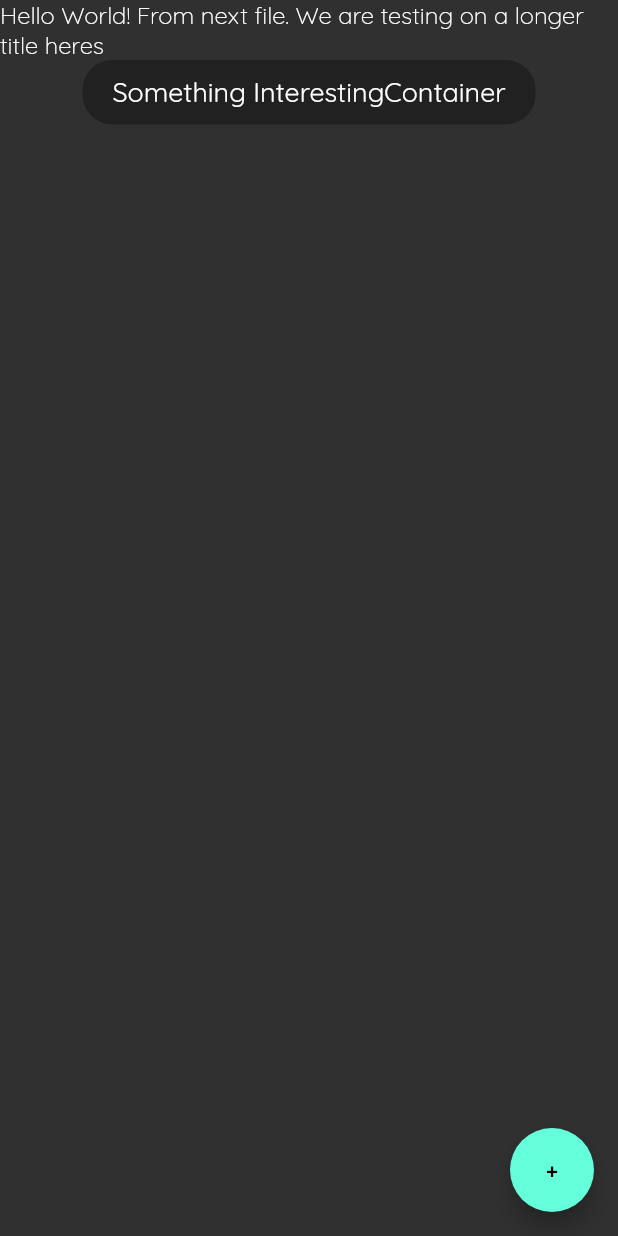
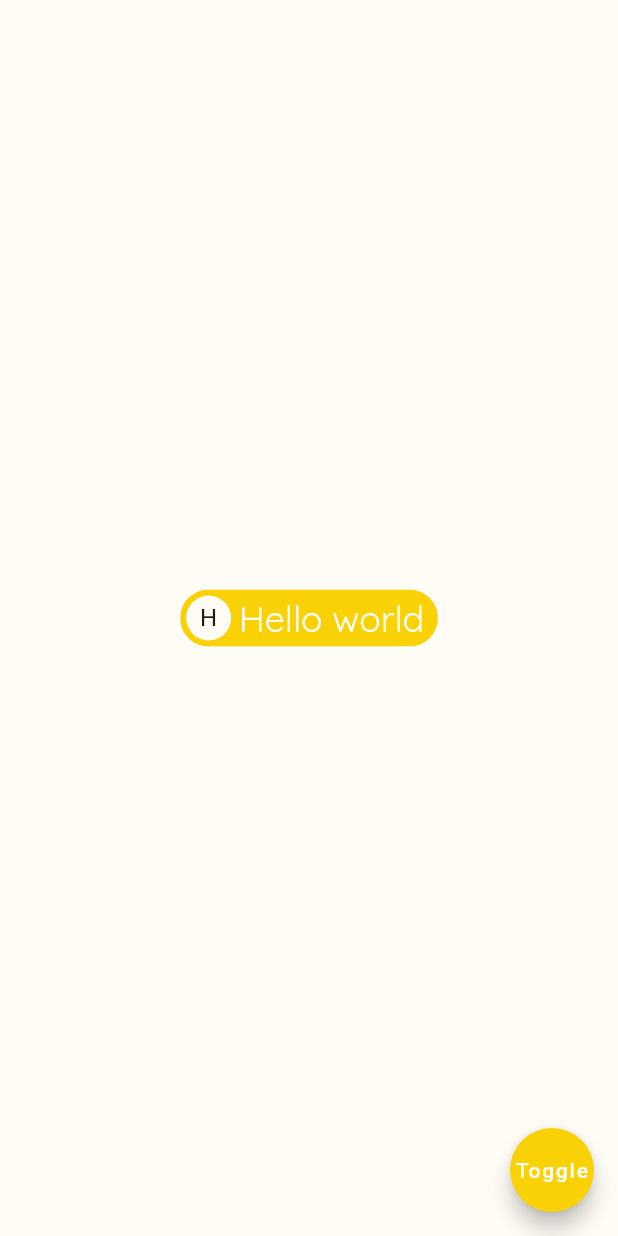
Before and after one commit to nepali-prabhat/Secret, a Flutter app: the screen it shows after launch, on a phone screen of 412 x 824 dp. Run offline on Flutter 3.47's test engine with Material 2 defaults, Android fonts, the phone set to English and light mode, and no system bars; our stand-ins replace dynamic_theme.

Commit message:
basic system for theme date configured

```diff
--- /dev/null
+++ b/lib/components/Text/text.dart
@@ -0,0 +1,17 @@
+import 'package:flutter/material.dart';
+
+class AppText extends Text {
+  AppText(String data, {TextStyle style}) : super(data, style: style);
+
+  AppText.body1(String data, BuildContext context)
+      : super(data, style: Theme.of(context).textTheme.body1);
+
+  AppText.body2(String data, BuildContext context)
+      : super(data, style: Theme.of(context).textTheme.body2);
+
+  AppText.title(String data, BuildContext context)
+      : super(data, style: Theme.of(context).textTheme.title);
+
+  AppText.subtitle(String data, BuildContext context)
+      : super(data, style: Theme.of(context).textTheme.subtitle);
+}
--- /dev/null
+++ b/lib/components/index.dart
@@ -0,0 +1 @@
+export './Text/text.dart';
--- a/lib/main.dart
+++ b/lib/main.dart
@@ -1,23 +1,20 @@
 import 'package:flutter/material.dart';
 import 'package:dynamic_theme/dynamic_theme.dart';
-import './utils/theme.dart' as CustomTheme;
+import './utils/theme.dart' as themeUtil;
 import './views/home.dart';
 
 void main() => runApp(MyApp());
 
 class MyApp extends StatelessWidget {
-
   @override
   Widget build(BuildContext context) {
     return DynamicTheme(
-      defaultBrightness: Brightness.dark,
-      data: (brightness) => CustomTheme.buildTheme(brightness),
-      themedWidgetBuilder: (context, theme) => MaterialApp(
-        debugShowCheckedModeBanner: false,
-        title: 'Flutter Demo',
-        theme: theme,
-        home: MyHomePage()
-      )
-    );
+        defaultBrightness: Brightness.light,
+        data: (brightness) => themeUtil.buildTheme(brightness),
+        themedWidgetBuilder: (context, theme) => MaterialApp(
+            debugShowCheckedModeBanner: false,
+            title: 'The Secret App',
+            theme: theme,
+            home: MyHomePage()));
   }
 }
--- a/lib/utils/theme.dart
+++ b/lib/utils/theme.dart
@@ -1,64 +1,81 @@
 import 'package:flutter/material.dart';
 import 'package:dynamic_theme/dynamic_theme.dart';
 
-class CustomStyles {
-  static void changeTheme(BuildContext context){
-    DynamicTheme.of(context).setBrightness(Theme.of(context).brightness == Brightness.dark? Brightness.light: Brightness.dark);
+void changeTheme(BuildContext context) {
+  DynamicTheme.of(context).setBrightness(
+      Theme.of(context).brightness == Brightness.dark
+          ? Brightness.light
+          : Brightness.dark);
 }
-  static TextStyle headingStyle = TextStyle(
-                  fontSize: 20,
-                  fontWeight: FontWeight.w700,
-                );
-  static TextStyle subtitle= TextStyle(
-                    fontSize: 16,
-                    fontWeight: FontWeight.w300,
-                  );
+
+class AppColor {
+  static const yellow = const Color.fromRGBO(249, 209, 4, 1);
+  static const yellow75 = const Color.fromRGBO(249, 209, 4, .75);
+  static const dark = const Color.fromRGBO(31, 28, 12, 1);
+  static const light = const Color.fromRGBO(254, 252, 245, 1);
 }
+
 ThemeData buildTheme(Brightness brightness) {
-    return brightness == Brightness.dark
-        ? ThemeData.dark().copyWith(
-            // primaryColor: Color.fromARGB(255, 255, 205, 1),
-            // accentColor: Color.fromARGB(255, 255, 205, 1),
+  if (brightness == Brightness.dark) {
+    return ThemeData.dark().copyWith(
+      primaryColor: AppColor.yellow,
+      primaryColorLight: AppColor.light,
+      primaryColorDark: AppColor.dark,
+      accentColor: AppColor.yellow,
+      scaffoldBackgroundColor: AppColor.dark,
+      backgroundColor: AppColor.dark,
       textTheme: TextTheme(
           title: TextStyle(
               fontFamily: 'quicksand',
-                  fontSize: 20,
+              fontSize: 26,
               fontWeight: FontWeight.w700,
-                  color: Colors.white
-                ),
+              color: AppColor.light),
           subtitle: TextStyle(
               fontFamily: 'quicksand',
-                  fontSize: 16,
+              fontSize: 20,
               fontWeight: FontWeight.w300,
-                  color: Colors.white
-                ),
+              color: AppColor.light),
           body1: TextStyle(
               fontFamily: 'quicksand',
-                  fontSize: 18,
-                  color: Colors.white
-                ),
-              ),
-            backgroundColor: Colors.black)
-        : ThemeData.light().copyWith(
-            primaryColor: Color.fromRGBO(255, 205, 1, 1),
+              fontSize: 24,
+              fontWeight: FontWeight.w400,
+              color: AppColor.light),
+          body2: TextStyle(
+              fontFamily: 'quicksand',
+              fontSize: 24,
+              fontWeight: FontWeight.w400,
+              color: AppColor.dark)),
+    );
+  } else {
+    return ThemeData.light().copyWith(
+      primaryColor: AppColor.yellow,
+      primaryColorLight: AppColor.dark,
+      primaryColorDark: AppColor.light,
+      accentColor: AppColor.yellow,
+      scaffoldBackgroundColor: AppColor.light,
+      backgroundColor: AppColor.light,
       textTheme: TextTheme(
         title: TextStyle(
             fontFamily: 'quicksand',
-                  fontSize: 20,
+            fontSize: 26,
             fontWeight: FontWeight.w700,
-                  color: Color.fromARGB(255, 28, 28, 28)
-                ),
+            color: AppColor.dark),
         subtitle: TextStyle(
             fontFamily: 'quicksand',
-                  fontSize: 16,
+            fontSize: 20,
             fontWeight: FontWeight.w300,
-                  color: Color.fromARGB(255, 28, 28, 28)
-                ),
+            color: AppColor.dark),
         body1: TextStyle(
             fontFamily: 'quicksand',
-                  fontSize: 18,
-                  color: Color.fromARGB(255, 28, 28, 28)
+            fontSize: 24,
+            fontWeight: FontWeight.w400,
+            color: AppColor.dark),
+        body2: TextStyle(
+            fontFamily: 'quicksand',
+            fontSize: 24,
+            fontWeight: FontWeight.w400,
+            color: AppColor.light),
       ),
-              ),
-            backgroundColor: Colors.white);
+    );
   }
+}
--- a/lib/views/home.dart
+++ b/lib/views/home.dart
@@ -1,32 +1,31 @@
 import 'package:flutter/material.dart';
-import '../utils/theme.dart' as customTheme;
+import '../utils/theme.dart' as util_theme;
+import '../components/index.dart';
 
 class MyHomePage extends StatelessWidget {
   const MyHomePage({Key key}) : super(key: key);
-
   @override
   Widget build(BuildContext context) {
     return Scaffold(
       body: SafeArea(
-            child: Column(
-                    children: [
-                      Text("Hello World! From next file. We are testing on a longer title heres", style: customTheme.CustomStyles.subtitle),
-                      Container(
-                        padding: EdgeInsets.symmetric(horizontal: 20, vertical:10),
-                        decoration: BoxDecoration(
-                          color: Theme.of(context).primaryColor,
-                          borderRadius: BorderRadius.all(Radius.circular(20))
-                          ),
-                        child: Text("Something InterestingContainer"),
-                      )
-                    ]
-            ),
-          ),
+          child: Container(
+        child: Center(
+            child: Chip(
+                avatar: CircleAvatar(
+                  child: AppText("H",
+                      style: TextStyle(
+                          color: Theme.of(context).primaryColorLight)),
+                ),
+                shadowColor: Theme.of(context).primaryColor,
+                backgroundColor: Theme.of(context).primaryColor,
+                labelStyle: Theme.of(context).textTheme.body2,
+                label: Text("Hello world"))),
+      )),
       floatingActionButton: FloatingActionButton(
-        onPressed: (){
-          customTheme.CustomStyles.changeTheme(context);
+        onPressed: () {
+          util_theme.changeTheme(context);
         },
-        child: Text("+"),
+        child: Text("Toggle"),
       ),
     );
   }
```
Lines whose indentation alone changed are shown as unchanged.
